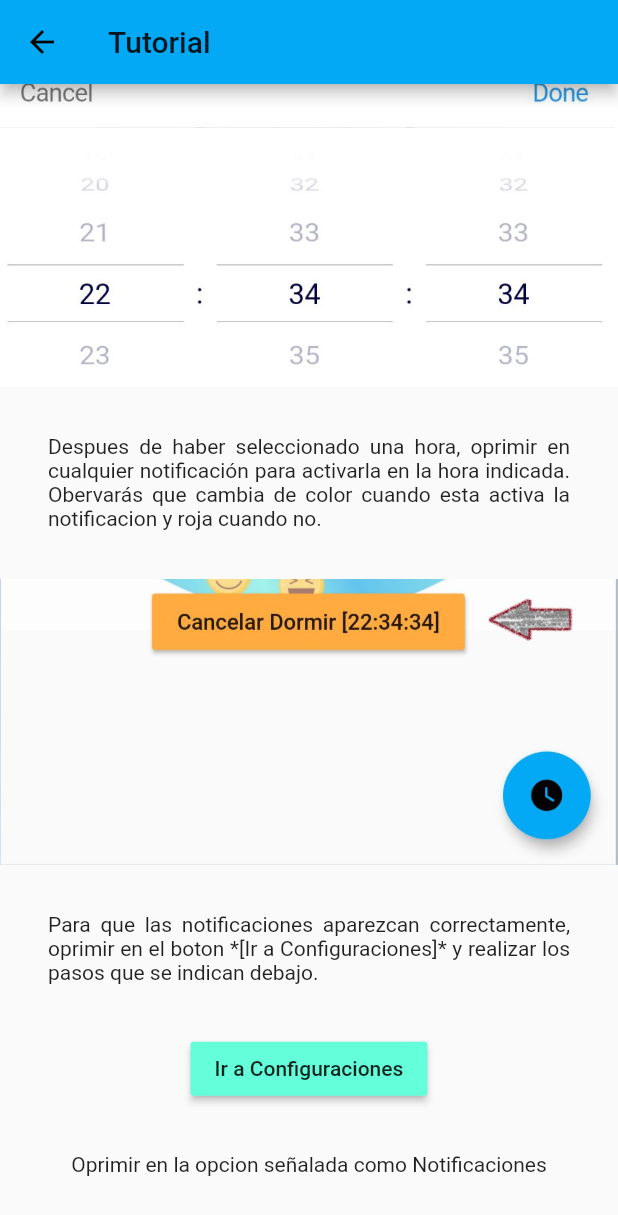
After one commit to freddy4san/reco_esc, a Flutter app: the HelpScreen screen opened by its route, scrolled down 576 dp, after a tap on "Ir a Configuraciones", on a phone screen of 412 x 824 dp. The commit adds this screen. Shown: the top 1215 px of the screen. Run offline on Flutter 3.47's test engine with Material 2 defaults, Android fonts, the phone set to English and light mode, and no system bars; our stand-ins replace flutter_datetime_picker, flutter_local_notifications, shared_preferences; missing offline and left inert: system_setting; accounts and stored records are empty.

Commit message:
version 1.1.0 que se actualizo en produccion

```diff
--- /dev/null
+++ b/lib/helpscreen.dart
@@ -0,0 +1,128 @@
+import 'package:flutter/material.dart';
+import 'package:system_setting/system_setting.dart';
+
+class HelpScreen extends StatelessWidget {
+
+  @override
+  Widget build(BuildContext context) {
+
+    Widget textSection1 = Container(
+      padding: const EdgeInsets.all(32),
+      child: Text(
+        'Como primer paso das click en el reloj para que aparezcan las horas. ',
+        textAlign: TextAlign.justify,
+        softWrap: true,
+      ),
+    );
+
+    Widget textSection2 = Container(
+      padding: const EdgeInsets.all(32),
+      child: Text(
+        'Seleccionar la hora hora deseada y darle al boton de terminar. ',
+        textAlign: TextAlign.justify,
+        softWrap: true,
+      ),
+    );
+
+    Widget textSection3 = Container(
+      padding: const EdgeInsets.all(32),
+      child: Text(
+        'Despues de haber seleccionado una hora, oprimir en cualquier notificación para activarla en la hora indicada. Obervarás que cambia de color cuando esta activa la notificacion y roja cuando no.',
+        textAlign: TextAlign.justify,
+        softWrap: true,
+      ),
+    );
+
+    Widget textSection4 = Container(
+      padding: const EdgeInsets.all(32),
+      child: Text(
+        'Para que las notificaciones aparezcan correctamente, oprimir en el boton *[Ir a Configuraciones]* y realizar los pasos que se indican debajo.',
+        textAlign: TextAlign.justify,
+        softWrap: true,
+      ),
+    );
+
+    Widget textSection5 = Container(
+      padding: const EdgeInsets.all(32),
+      child: Text(
+        'Oprimir en la opcion señalada como Notificaciones',
+        textAlign: TextAlign.justify,
+        softWrap: true,
+      ),
+    );
+
+    Widget textSection6 = Container(
+      padding: const EdgeInsets.all(32),
+      child: Text(
+        'Oprimir en Notificaciones flotantes y en sonido, esto permitirá a la aplicación actuar de una manera mas acertada.',
+        textAlign: TextAlign.justify,
+        softWrap: true,
+      ),
+    );
+
+    return Scaffold(
+      appBar: AppBar(
+        title: Text("Tutorial"),
+      ),
+      body: SingleChildScrollView(
+        child: Column(
+          mainAxisAlignment: MainAxisAlignment.center,
+          children: [
+            textSection1,
+            Image.asset(
+              'assets/images/img_tut1.jpg',
+              scale: 1.0,
+              fit: BoxFit.cover,
+            ),
+            textSection2,
+            Image.asset(
+              'assets/images/img_tut2.jpg',
+              scale: 2.0,
+              fit: BoxFit.cover,
+            ),
+            textSection3,
+            Image.asset(
+              'assets/images/img_tut3.jpg',
+              scale: 1.0,
+              fit: BoxFit.cover,
+            ),
+            textSection4,
+            RaisedButton(
+              onPressed: () {
+                _jumpToSetting();
+              },
+              child: Text('Ir a Configuraciones'),
+              color: Colors.tealAccent,
+            ),
+            textSection5,
+            Image.asset(
+              'assets/images/img_tut4.jpg',
+              scale: 1.0,
+              fit: BoxFit.cover,
+            ),
+            textSection6,
+            Image.asset(
+              'assets/images/img_tut5.jpg',
+              scale: 1.0,
+              fit: BoxFit.cover,
+            ),
+            RaisedButton(
+              onPressed: () {
+                // Navigate back to the first screen by popping the current route
+                // off the stack
+                Navigator.pop(context);
+              },
+              child: Text('Volver al menú principal'),
+            ),
+          ],
+        ),
+      ),
+    );
+  }
+
+
+  void _jumpToSetting() async{
+  SystemSetting.goto(SettingTarget.NOTIFICATION);
+  }
+
+}
--- a/lib/main.dart
+++ b/lib/main.dart
@@ -1,13 +1,15 @@
 import 'package:flutter/material.dart';
 import 'package:flutter_local_notifications/flutter_local_notifications.dart';
 import 'package:flutter_datetime_picker/flutter_datetime_picker.dart';
+import 'package:reco_esc/helpscreen.dart';
 import 'package:shared_preferences/shared_preferences.dart';
-//import 'package:system_setting/system_setting.dart';
 import 'package:flutter/services.dart';
+import 'package:vector_math/vector_math.dart' as math;
 
 import './infoscreen.dart';
 
 void main(){
+  /**mantener la orientacion de la pantalla en portrait */
   SystemChrome.setPreferredOrientations([DeviceOrientation.portraitUp])
   .then((_){
     runApp(MyApp());
@@ -26,6 +28,7 @@ class MyApp extends StatelessWidget {
       home: MyHomePage(title: 'Notificaciones Diarias'),
       routes: {
         '/second': (context) => InfoScreen(),
+        '/tutorial': (context) => HelpScreen(),
       },
     );
   }
@@ -44,14 +47,15 @@ class _MyHomePageState extends State<MyHomePage> {
   final strIconList = [
     "@drawable/ic_alarm","@drawable/ic_uniform","@drawable/ic_food",
     "@drawable/ic_library","@drawable/ic_sport","@drawable/ic_sleeping_bag",
-    "@drawable/ic_toothbrush","@drawable/ic_sleep"
+    "@drawable/ic_toothbrush","@drawable/ic_sleep","@drawable/ic_smileface"
   ];
   Future<SharedPreferences> _sprefs = SharedPreferences.getInstance();
-  var _actives = [false,false,false,false,false,false,false,false];
+  var _actives = [false,false,false,false,false,false,false,false,false];
   Time _time;
   static var timeIni = Time(DateTime.now().hour,DateTime.now().minute,DateTime.now().second);
   //var _timesxNoti = List.filled(8, timeIni);
-  var _timesxNotiStr = List.filled(8, "00:00:00");
+  var _timesxNotiStr = List.filled(9, "00:00:00");
+  var _primeraVez = true;
 
   FlutterLocalNotificationsPlugin flutterLocalNotificationsPlugin;
 
@@ -65,30 +69,76 @@ class _MyHomePageState extends State<MyHomePage> {
     var initsettings = new InitializationSettings(android, ios);
     flutterLocalNotificationsPlugin.initialize(initsettings, onSelectNotification: onSelectNotification);
     _getData();
+    Future.delayed(Duration.zero, () => _empezandoApp());
   }
 
   Future<void> onSelectNotification(String payload) async {
     debugPrint("payload: $payload");
-    showDialog(context: context, builder: (_)=> AlertDialog(
-      title: Text("Recuerda!"),
+    /**showgeneraldialog ejemplo */
+    showGeneralDialog(
+      context: context,
+      pageBuilder: (context, anim1, anim2) {},
+      barrierDismissible: true,
+      barrierColor: Colors.black.withOpacity(0.4),
+      barrierLabel: '',
+      transitionBuilder: (context, anim1, anim2, child) {
+        return Transform.rotate(
+          angle: math.radians(anim1.value * 360),
+          child: AlertDialog(
+            backgroundColor: Colors.greenAccent,
+            shape:
+                OutlineInputBorder(borderRadius: BorderRadius.circular(16.0)),
+            title: Text('Recuerda!!'),
             content: Text('$payload'),
-    ));
+          ),
+        );
+      },
+      transitionDuration: Duration(milliseconds: 300)
+    );
   }
 
     _getData() async {
     final SharedPreferences prefs = await _sprefs;
     setState(() {
       _timesxNotiStr = prefs.getStringList('timeslist') ?? _timesxNotiStr ;
-    });
+      _primeraVez = prefs.getBool('notInicial') ?? _primeraVez ;
+
       for(var i =0; i<_actives.length;i++){
         bool state = (prefs.getBool('state$i') ?? false);
-      setState(() {
         _actives[i] = state;
+      }
     });
-    }
+
   }
 
+  _empezandoApp() async{
+    final SharedPreferences prefs = await _sprefs;
+    if(_primeraVez){
+      notificationInicial("Recuerda configurar tu aplicacion, para mas informacion toca el icono (?)");
+      _showInitialNotification();
+    }
+    prefs.setBool('notInicial', false);
+  }
 
+  Future<void> _showInitialNotification() async {
+    var androidPlatformChannelSpecifics = AndroidNotificationDetails(
+        'notificacion_id',
+        'Notificaciones',
+        'Configuracion de Notificaciones',
+        largeIconBitmapSource: BitmapSource.Drawable,
+        largeIcon: '@drawable/ic_smileface',
+        importance: Importance.Max,
+        priority: Priority.High,
+        onlyAlertOnce: true,
+        playSound: true,
+        sound: 'slow_spring_board');
+    var iOSPlatformChannelSpecifics = IOSNotificationDetails();
+    var platformChannelSpecifics = NotificationDetails(
+        androidPlatformChannelSpecifics, iOSPlatformChannelSpecifics);
+    await flutterLocalNotificationsPlugin.show(
+        8, 'Bienvenido', 'Espero disfrutes de esta app!!', platformChannelSpecifics,
+        payload: 'Configura tu aplicacion, para mas informacion toca el icono (?)');
+  }
 
   void _showNotification(int idNotification,String notificationBody, String payload) async{
     final SharedPreferences prefs = await _sprefs;
@@ -99,13 +149,17 @@ class _MyHomePageState extends State<MyHomePage> {
         _time = new Time(dNow.hour,dNow.minute,dNow.second);
       });
     }
-    var android = new AndroidNotificationDetails('channel Id', 'channel Name', 'channel Description',
+    var android = new AndroidNotificationDetails(
+      'notificacion_id',
+      'Notificaciones',
+      'Configuracion de Notificaciones',
       largeIconBitmapSource: BitmapSource.Drawable,
       largeIcon: strIconList[idNotification],
+      playSound: true,
+      sound: 'slow_spring_board',
       importance: Importance.Max,
       priority: Priority.High,
-      color: Colors.greenAccent,
-      channelAction: AndroidNotificationChannelAction.CreateIfNotExists);
+      color: Colors.redAccent);
 
     var  ios = IOSNotificationDetails();
     var platform = new NotificationDetails(android, ios);
@@ -158,15 +212,15 @@ class _MyHomePageState extends State<MyHomePage> {
             ),*/
             PaddedRaisedButton(
                     buttonText: (
-                      _actives[0] ? 'Cancelar Hora de Levantarse [${_timesxNotiStr[0]}]' : 'Hora de Levantarse'),
+                      _actives[0] ? 'Levantandote a las [${_timesxNotiStr[0]}]' : 'Hora de Levantarte'),
                     onPressed: () async {
-                      await _cancelActivateNotification(0,'Es hora de levantarse ','Da inicio a tu jornada escolar con la mejor actitud.');
+                      await _cancelActivateNotification(0,'Es hora de levantarte ','Da inicio a tu jornada escolar con la mejor actitud. Vamos vamos levántate !!!!');
                     },
                     colorBoton: (_actives[0] ? Colors.purpleAccent : Colors.redAccent),
             ),
             PaddedRaisedButton(
                     buttonText: (
-                      _actives[1] ? 'Cancelar Organizar uniforme [${_timesxNotiStr[1]}]' : 'Quitarse y organizar el uniforme '),
+                      _actives[1] ? 'Organizando el uniforme a las [${_timesxNotiStr[1]}]' : 'Quitate y organiza el uniforme '),
                     onPressed: () async {
                       await _cancelActivateNotification(1,'Organiza tu uniforme','Ten listo tu uniforme , al día siguiente  veraz que te  rendirá  el tiempo  !!!');
                     },
@@ -174,7 +228,7 @@ class _MyHomePageState extends State<MyHomePage> {
             ),
             PaddedRaisedButton(
                     buttonText: (
-                      _actives[2] ? 'Cancelar Alimentarse [${_timesxNotiStr[2]}]' : 'Alimentarse'),
+                      _actives[2] ? 'Alimentandote a las [${_timesxNotiStr[2]}]' : 'Alimentate'),
                     onPressed: () async {
                       await _cancelActivateNotification(2,'Recuerda Alimentarte Bien ','Come sano, cuida tu salud, te ayudara a sentirte bien y rendir en tus actividades diarias.!!!');
                     },
@@ -182,7 +236,7 @@ class _MyHomePageState extends State<MyHomePage> {
             ),
             PaddedRaisedButton(
                     buttonText: (
-                      _actives[3] ? 'Cancelar Hacer Tareas [${_timesxNotiStr[3]}]' : 'Hacer tareas'),
+                      _actives[3] ? 'Haciendo tus tareas a las [${_timesxNotiStr[3]}]' : 'Haz tus tareas'),
                     onPressed: () async {
                       await _cancelActivateNotification(3,'Recuerda Hacer Tus Tareas ','Cumplir con las responsabilidades diarias te hace una persona exitosa. Sigue así Tu Puedes. !!!!');
                     },
@@ -190,7 +244,7 @@ class _MyHomePageState extends State<MyHomePage> {
             ),
             PaddedRaisedButton(
                     buttonText: (
-                      _actives[4] ? 'Cancelar Practicar un deporte [${_timesxNotiStr[4]}]' : 'Practicar un deporte'),
+                      _actives[4] ? 'Practicando un deporte a las [${_timesxNotiStr[4]}]' : 'Practicar un deporte'),
                     onPressed: () async {
                       await _cancelActivateNotification(4,'Recuerda Practicar un deporte','Juega, diviértete, haz deporte es la mejor manera de Sonríe y ser Feliz !!!');
                     },
@@ -198,7 +252,7 @@ class _MyHomePageState extends State<MyHomePage> {
             ),
             PaddedRaisedButton(
                     buttonText: (
-                      _actives[5] ? 'Cancelar Ponerse pijama [${_timesxNotiStr[5]}]' : 'ponerse Pijama'),
+                      _actives[5] ? 'Poniendote pijama a las [${_timesxNotiStr[5]}]' : 'ponte la Pijama'),
                     onPressed: () async {
                       await _cancelActivateNotification(5,'Recuerda ponerte tu Pijama ','Prepararnos para dormir es la mejor manera de recargar energías para un día de arduo trabajo escolar !!!');
                     },
@@ -206,7 +260,7 @@ class _MyHomePageState extends State<MyHomePage> {
             ),
             PaddedRaisedButton(
                     buttonText: (
-                      _actives[6] ? 'Cancelar Cepillarse [${_timesxNotiStr[6]}]' : 'Cepillarse'),
+                      _actives[6] ? 'Cepillandote los dientes a las [${_timesxNotiStr[6]}]' : 'Cepillate los dientes'),
                     onPressed: () async {
                       await _cancelActivateNotification(6,'Recuerda Cepillarte','Mantener un autocuidado diariamente  no solo te hará sentir bien , sino también  hablara por ti !!!');
                     },
@@ -214,7 +268,7 @@ class _MyHomePageState extends State<MyHomePage> {
             ),
             PaddedRaisedButton(
                     buttonText: (
-                      _actives[7] ? 'Cancelar Dormir [${_timesxNotiStr[7]}]' : 'Dormir'),
+                      _actives[7] ? 'Durmiendo a las [${_timesxNotiStr[7]}]' : 'Duerme'),
                     onPressed: () async {
                       await _cancelActivateNotification(7,'Vamos, a Dormir','Descansa, sueña .Mañana será un día excelente para cumplir con tus responsabilidades escolares !!!');
                     },
@@ -247,6 +301,13 @@ class _MyHomePageState extends State<MyHomePage> {
               Navigator.pushNamed(context, '/second');
             },
           ),
+          IconButton(
+            color: Colors.redAccent,
+            icon: Icon(Icons.help_outline),
+            onPressed: () {
+              Navigator.pushNamed(context, '/tutorial');
+            },
+          ),
         ],
       ),
       body: Container(
@@ -264,22 +325,53 @@ class _MyHomePageState extends State<MyHomePage> {
       ),
       floatingActionButton: FloatingActionButton(
         onPressed: () {
-                  DatePicker.showTimePicker(context,
+          DatePicker.showTimePicker(
+            context,
             showTitleActions: true,
             onChanged: (date) {
               print('change $date');
-                                    }, onConfirm: (date) {
+            },
+            onConfirm: (date) {
               setState(() {
                 _time = new Time(date.hour,date.minute,date.second);
               });
               print('confirm ${date.hour} : ${date.minute} : ${date.second}');
-                                    }, currentTime: DateTime.now());
+            },
+            currentTime: DateTime.now()
+          );
         },
         tooltip: 'Notification',
         child: Icon(Icons.watch_later),
       ),
     );
   }
+
+  Future<void> notificationInicial(String payload) async {
+    showGeneralDialog(
+      context: context,
+      pageBuilder: (context, anim1, anim2) {},
+      barrierDismissible: true,
+      barrierColor: Colors.black.withOpacity(0.4),
+      barrierLabel: '',
+      transitionBuilder: (context, anim1, anim2, child) {
+        return Transform.rotate(
+          angle: math.radians(anim1.value * 360),
+          child: AlertDialog(
+            backgroundColor: Colors.deepOrangeAccent,
+            shape:
+                OutlineInputBorder(borderRadius: BorderRadius.circular(16.0)),
+            title: Text('Bienvenido!!'),
+            content: Text(
+                '$payload',
+              ),
+          ),
+        );
+      },
+      transitionDuration: Duration(milliseconds: 300)
+    );
+  }
+
+
 }
 
 class PaddedRaisedButton extends StatelessWidget {
```
Also changed, not shown: pubspec.yaml (+6 -2 lines), assets/images/img_tut1.jpg (added), assets/images/img_tut2.jpg (added), assets/images/img_tut3.jpg (added), assets/images/img_tut4.jpg (added), assets/images/img_tut5.jpg (added), assets/images/tree_house.jpg (deleted), 8 other files. Lines whose indentation alone changed are shown as unchanged.
